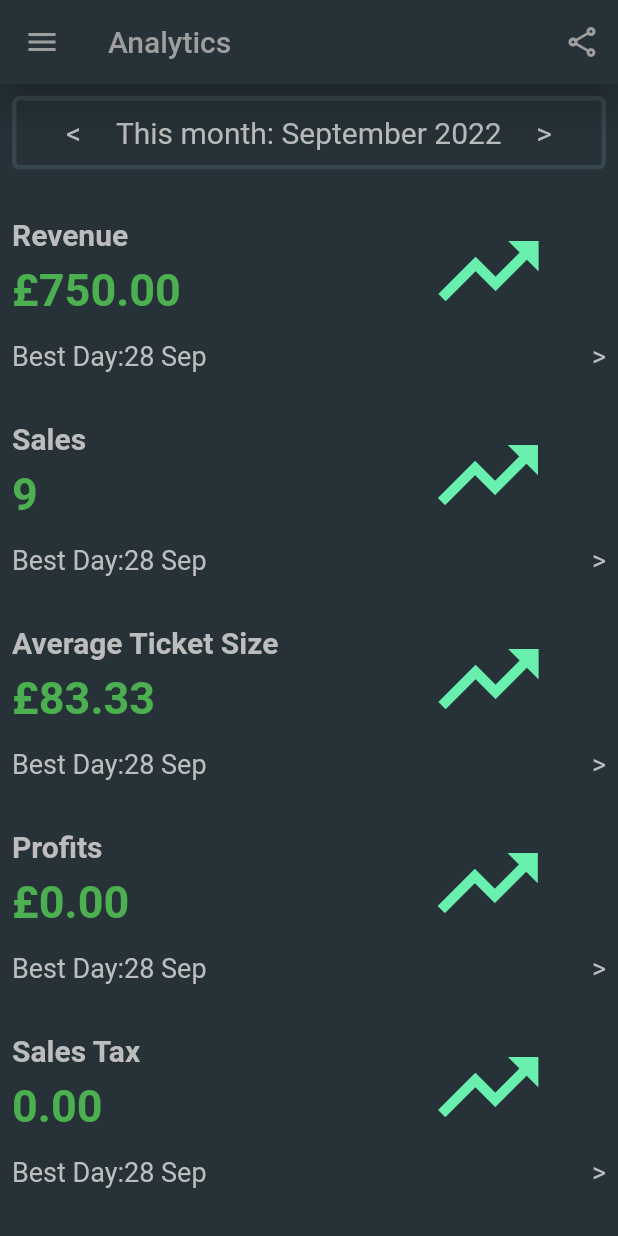
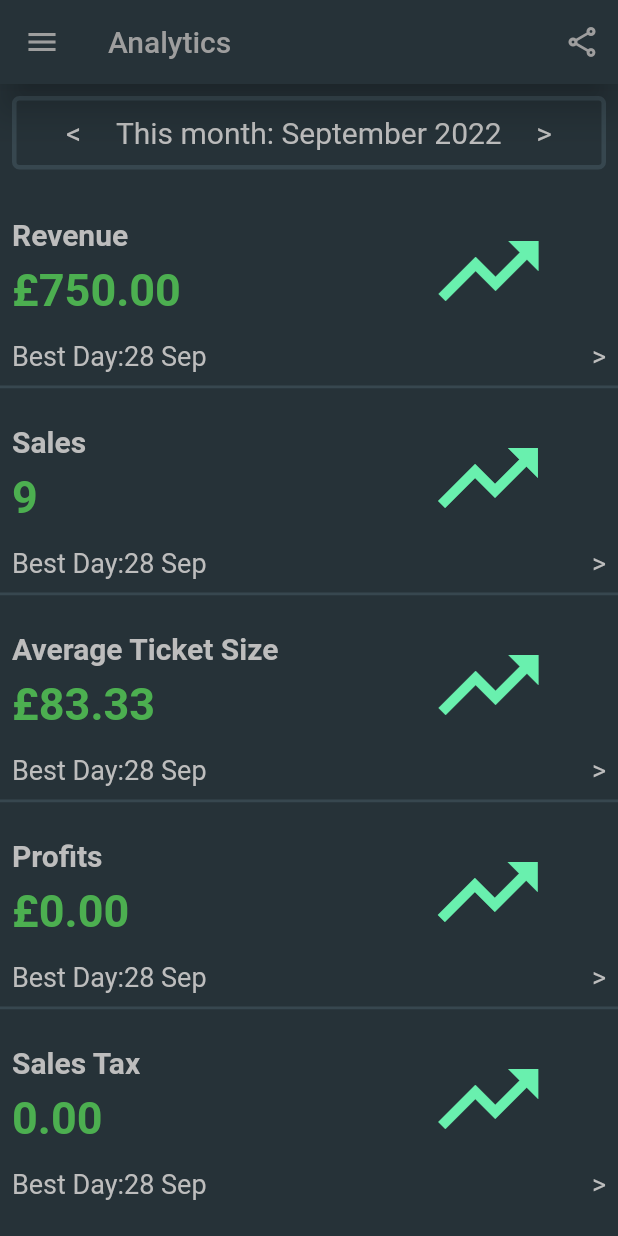
Before and after one commit to jonathanmoyo/bizzyn_test_case, a Flutter app: the Home screen opened directly, on a phone screen of 412 x 824 dp. Run offline on Flutter 3.47's test engine with Material 2 defaults, Android fonts, the phone set to English and light mode, and no system bars; our stand-ins replace syncfusion_flutter_charts, table_calendar.

Commit message:
Done with divider

```diff
--- a/lib/home.dart
+++ b/lib/home.dart
@@ -159,6 +159,7 @@ class Home extends StatelessWidget {
               ),
             ),
           ),
+          Divider(height: 2,color: Colors.blueGrey.shade800,thickness: 2,),
           //Card two Sales
           Padding(
             padding: const EdgeInsets.all(0.0),
@@ -252,6 +253,7 @@ class Home extends StatelessWidget {
               ),
             ),
           ),
+          Divider(height: 2,color: Colors.blueGrey.shade800,thickness: 2,),
           //Card three Tickets
           Padding(
             padding: const EdgeInsets.all(0.0),
@@ -345,6 +347,7 @@ class Home extends StatelessWidget {
               ),
             ),
           ),
+          Divider(height: 2,color: Colors.blueGrey.shade800,thickness: 2,),
           //Card Four Profits
           Padding(
             padding: const EdgeInsets.all(0.0),
@@ -438,6 +441,7 @@ class Home extends StatelessWidget {
               ),
             ),
           ),
+          Divider(height: 2,color: Colors.blueGrey.shade800,thickness: 2,),
           // Card five SalesTax
           Padding(
             padding: const EdgeInsets.all(0.0),
```
